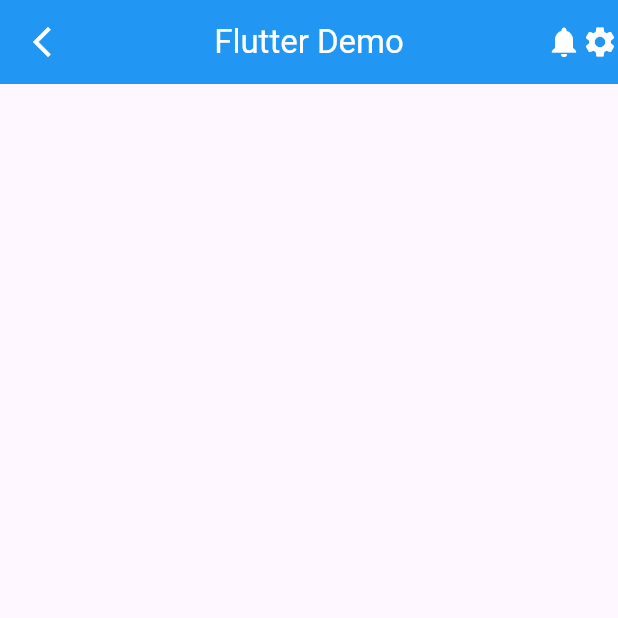
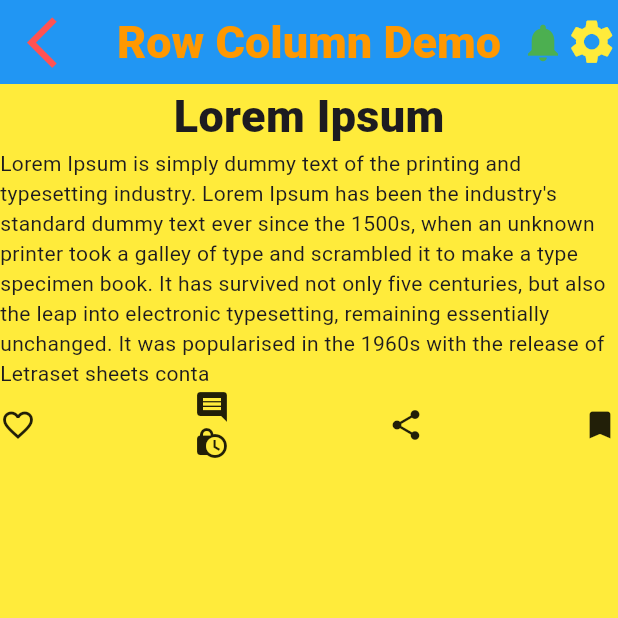
Before and after one commit to AbRehman536/haris_frontend, a Flutter app: the screen it shows after launch, on a phone screen of 412 x 824 dp, the top half of it. Run offline on Flutter 3.47's test engine with Material 3 defaults, Android fonts, the light colour scheme and no system bars; Roboto replaces fonts that are missing (Raleway).

Commit message:
row column done

```diff
--- a/lib/app_bar.dart
+++ b/lib/app_bar.dart
@@ -10,14 +10,27 @@ class AppBarScreen extends StatelessWidget {
       appBar: AppBar(
         backgroundColor: Colors.blue,
         foregroundColor: Colors.white,
-        leading: Icon(Icons.arrow_back_ios_new_sharp),
-        title: Text("Flutter Demo"),
+        leading: Icon(Icons.arrow_back_ios_new_sharp,color: Colors.redAccent,size: 40.5,),
+        title: Text("Flutter Demo",style: TextStyle(
+          fontSize: 30,
+          fontWeight: FontWeight.w900,
+          color: Colors.orange,
+          fontFamily: "Raleway",
+          height: 0
+        ),),
         centerTitle: true,
         actions: [
-          Icon(Icons.notifications),
-          Icon(Icons.settings)
+          Icon(Icons.notifications,color: Colors.green,size: 30,),
+          Icon(Icons.settings,color: Colors.yellow,size: 35,)
         ],
       ),
+      floatingActionButton: FloatingActionButton.extended(
+        backgroundColor: Colors.blue,
+        foregroundColor: Colors.white,
+        label: Text("Add"),
+        onPressed: (){},
+        icon: Icon(Icons.add),
+        ),
     );
   }
 }
--- /dev/null
+++ b/lib/body.dart
@@ -0,0 +1,57 @@
+import 'package:flutter/material.dart';
+import 'package:flutter/cupertino.dart';
+
+class RowColumnDemo extends StatelessWidget {
+  const RowColumnDemo({super.key});
+
+  @override
+  Widget build(BuildContext context) {
+    return Scaffold(
+      appBar: AppBar(
+        backgroundColor: Colors.blue,
+        foregroundColor: Colors.white,
+        leading: Icon(Icons.arrow_back_ios_new_sharp,color: Colors.redAccent,size: 40.5,),
+        title: Text("Row Column Demo",style: TextStyle(
+            fontSize: 30,
+            fontWeight: FontWeight.w900,
+            color: Colors.orange,
+            fontFamily: "Raleway",
+            height: 0
+        ),),
+        centerTitle: true,
+        actions: [
+          Icon(Icons.notifications,color: Colors.green,size: 30,),
+          Icon(Icons.settings,color: Colors.yellow,size: 35,)
+        ],
+      ),
+      body: Container(
+        color: Colors.yellow,
+        width: double.infinity,
+        child: Column(
+          children: [
+            Text("Lorem Ipsum",
+            style: TextStyle(
+              fontSize: 30,
+              fontWeight: FontWeight.w900
+            ),),
+            Text("Lorem Ipsum is simply dummy text of the printing and typesetting industry. Lorem Ipsum has been the industry's standard dummy text ever since the 1500s, when an unknown printer took a galley of type and scrambled it to make a type specimen book. It has survived not only five centuries, but also the leap into electronic typesetting, remaining essentially unchanged. It was popularised in the 1960s with the release of Letraset sheets conta"),
+            Row(
+              mainAxisAlignment: MainAxisAlignment.spaceBetween,
+              children: [
+                Icon(Icons.favorite_border),
+                Column(
+                  children: [
+                    Icon(Icons.comment),
+                    Icon(Icons.lock_clock),
+                  ],
+                ),
+                Icon(Icons.share),
+                Icon(Icons.bookmark)
+              ],
+            )
+          ],
+        ),
+      ),
+    );
+  }
+}
--- a/lib/main.dart
+++ b/lib/main.dart
@@ -1,4 +1,5 @@
 import 'package:flutter/material.dart';
+import 'package:haris_frontend/body.dart';
 
 import 'app_bar.dart';
 
@@ -32,7 +33,7 @@ class MyApp extends StatelessWidget {
         // tested with just a hot reload.
         colorScheme: ColorScheme.fromSeed(seedColor: Colors.deepPurple),
       ),
-      home: AppBarScreen(),
+      home: RowColumnDemo(),
     );
   }
 }
```
